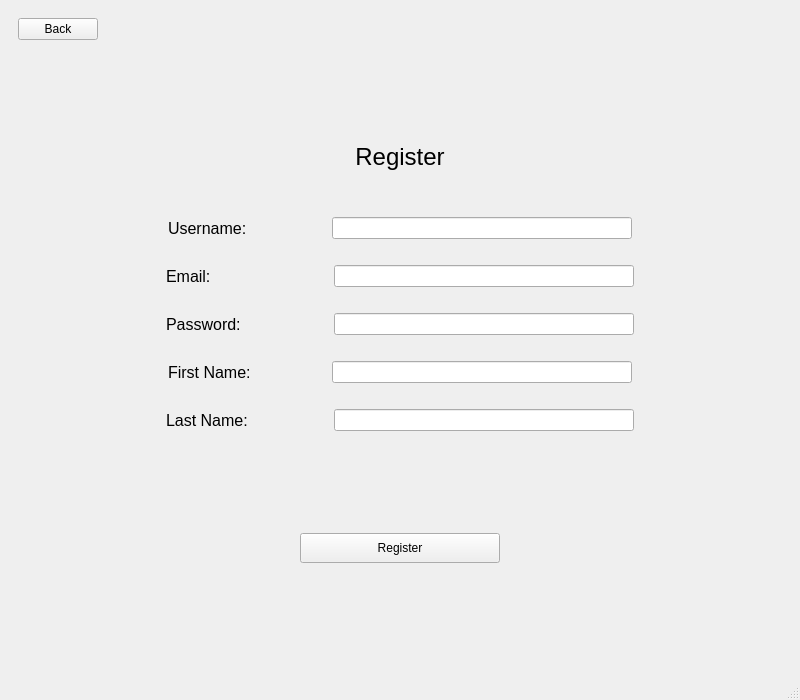
Old version of the form client/mainwindow.ui in the repository constantin1215/Scaip.
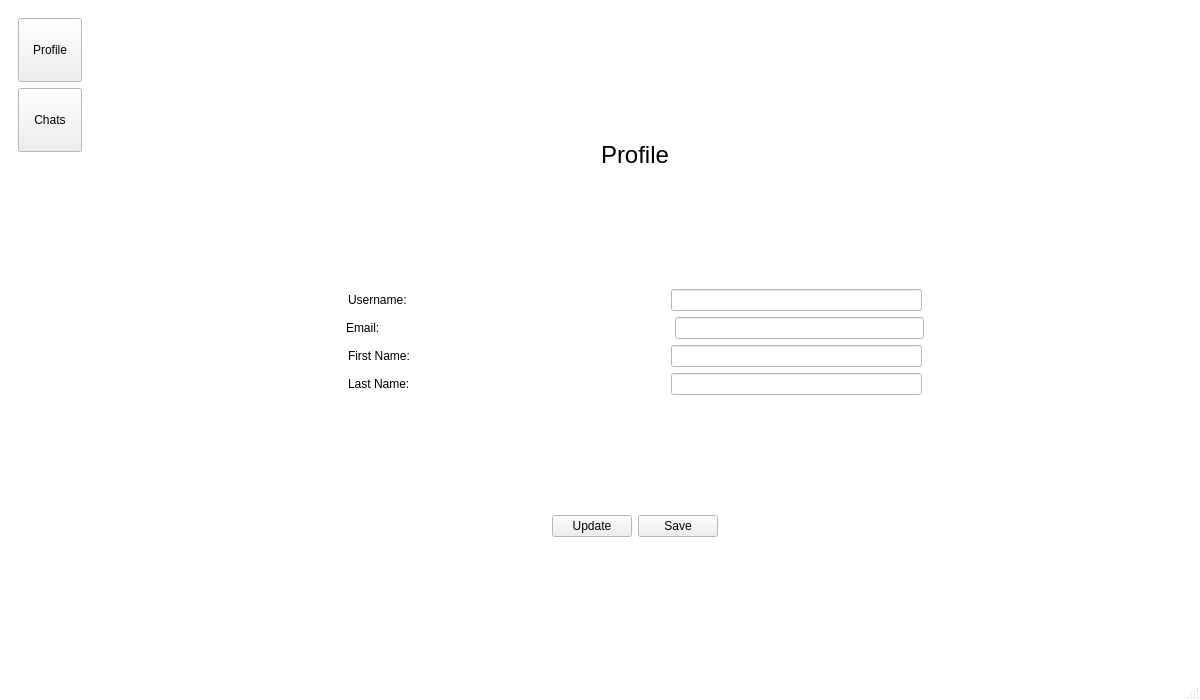
New version of the form. The open tabs and pages were chosen to show the change.

Diff of the .ui file:
```diff
--- a/client/mainwindow.ui
+++ b/client/mainwindow.ui
@@ -6,22 +6,86 @@
    <rect>
     <x>0</x>
     <y>0</y>
-    <width>800</width>
+    <width>1200</width>
     <height>700</height>
    </rect>
   </property>
   <property name="minimumSize">
    <size>
-    <width>800</width>
+    <width>1200</width>
     <height>700</height>
    </size>
   </property>
   <property name="maximumSize">
    <size>
-    <width>800</width>
+    <width>1200</width>
     <height>700</height>
    </size>
   </property>
+  <property name="palette">
+   <palette>
+    <active>
+     <colorrole role="Base">
+      <brush brushstyle="SolidPattern">
+       <color alpha="255">
+        <red>255</red>
+        <green>255</green>
+        <blue>255</blue>
+       </color>
+      </brush>
+     </colorrole>
+     <colorrole role="Window">
+      <brush brushstyle="SolidPattern">
+       <color alpha="255">
+        <red>255</red>
+        <green>255</green>
+        <blue>255</blue>
+       </color>
+      </brush>
+     </colorrole>
+    </active>
+    <inactive>
+     <colorrole role="Base">
+      <brush brushstyle="SolidPattern">
+       <color alpha="255">
+        <red>255</red>
+        <green>255</green>
+        <blue>255</blue>
+       </color>
+      </brush>
+     </colorrole>
+     <colorrole role="Window">
+      <brush brushstyle="SolidPattern">
+       <color alpha="255">
+        <red>255</red>
+        <green>255</green>
+        <blue>255</blue>
+       </color>
+      </brush>
+     </colorrole>
+    </inactive>
+    <disabled>
+     <colorrole role="Base">
+      <brush brushstyle="SolidPattern">
+       <color alpha="255">
+        <red>255</red>
+        <green>255</green>
+        <blue>255</blue>
+       </color>
+      </brush>
+     </colorrole>
+     <colorrole role="Window">
+      <brush brushstyle="SolidPattern">
+       <color alpha="255">
+        <red>255</red>
+        <green>255</green>
+        <blue>255</blue>
+       </color>
+      </brush>
+     </colorrole>
+    </disabled>
+   </palette>
+  </property>
   <property name="windowTitle">
    <string>MainWindow</string>
   </property>
@@ -30,7 +94,7 @@
     <item>
      <widget class="QStackedWidget" name="stackedWidget">
       <property name="currentIndex">
-       <number>2</number>
+       <number>3</number>
       </property>
       <widget class="QWidget" name="main_page">
        <widget class="QWidget" name="layoutWidget">
@@ -912,6 +976,9 @@
                 <height>0</height>
                </size>
               </property>
+              <property name="echoMode">
+               <enum>QLineEdit::Password</enum>
+              </property>
              </widget>
             </item>
             <item>
@@ -1249,6 +1316,673 @@
         </item>
        </layout>
       </widget>
+      <widget class="QWidget" name="dashboard_page">
+       <layout class="QHBoxLayout" name="horizontalLayout_18">
+        <item>
+         <layout class="QHBoxLayout" name="horizontalLayout_17">
+          <item>
+           <layout class="QVBoxLayout" name="verticalLayout_7">
+            <item>
+             <widget class="QPushButton" name="profileButton">
+              <property name="minimumSize">
+               <size>
+                <width>64</width>
+                <height>64</height>
+               </size>
+              </property>
+              <property name="maximumSize">
+               <size>
+                <width>64</width>
+                <height>64</height>
+               </size>
+              </property>
+              <property name="text">
+               <string>Profile</string>
+              </property>
+             </widget>
+            </item>
+            <item>
+             <widget class="QPushButton" name="chatsButton">
+              <property name="minimumSize">
+               <size>
+                <width>64</width>
+                <height>64</height>
+               </size>
+              </property>
+              <property name="maximumSize">
+               <size>
+                <width>64</width>
+                <height>64</height>
+               </size>
+              </property>
+              <property name="text">
+               <string>Chats</string>
+              </property>
+             </widget>
+            </item>
+            <item>
+             <spacer name="verticalSpacer_9">
+              <property name="orientation">
+               <enum>Qt::Vertical</enum>
+              </property>
+              <property name="sizeHint" stdset="0">
+               <size>
+                <width>20</width>
+                <height>40</height>
+               </size>
+              </property>
+             </spacer>
+            </item>
+           </layout>
+          </item>
+          <item>
+           <widget class="QStackedWidget" name="stackedWidget_dashboard">
+            <widget class="QWidget" name="profile_page">
+             <layout class="QVBoxLayout" name="verticalLayout_9">
+              <item>
+               <layout class="QVBoxLayout" name="verticalLayout_8">
+                <item>
+                 <spacer name="verticalSpacer_11">
+                  <property name="orientation">
+                   <enum>Qt::Vertical</enum>
+                  </property>
+                  <property name="sizeHint" stdset="0">
+                   <size>
+                    <width>20</width>
+                    <height>40</height>
+                   </size>
+                  </property>
+                 </spacer>
+                </item>
+                <item>
+                 <layout class="QHBoxLayout" name="horizontalLayout_23">
+                  <item>
+                   <spacer name="horizontalSpacer_79">
+                    <property name="orientation">
+                     <enum>Qt::Horizontal</enum>
+                    </property>
+                    <property name="sizeHint" stdset="0">
+                     <size>
+                      <width>40</width>
+                      <height>20</height>
+                     </size>
+                    </property>
+                   </spacer>
+                  </item>
+                  <item>
+                   <widget class="QLabel" name="label_5">
+                    <property name="font">
+                     <font>
+                      <pointsize>18</pointsize>
+                     </font>
+                    </property>
+                    <property name="text">
+                     <string>Profile</string>
+                    </property>
+                    <property name="alignment">
+                     <set>Qt::AlignCenter</set>
+                    </property>
+                    <property name="indent">
+                     <number>-1</number>
+                    </property>
+                   </widget>
+                  </item>
+                  <item>
+                   <spacer name="horizontalSpacer_80">
+                    <property name="orientation">
+                     <enum>Qt::Horizontal</enum>
+                    </property>
+                    <property name="sizeHint" stdset="0">
+                     <size>
+                      <width>40</width>
+                      <height>20</height>
+                     </size>
+                    </property>
+                   </spacer>
+                  </item>
+                 </layout>
+                </item>
+                <item>
+                 <spacer name="verticalSpacer_13">
+                  <property name="orientation">
+                   <enum>Qt::Vertical</enum>
+                  </property>
+                  <property name="sizeHint" stdset="0">
+                   <size>
+                    <width>20</width>
+                    <height>40</height>
+                   </size>
+                  </property>
+                 </spacer>
+                </item>
+                <item>
+                 <layout class="QHBoxLayout" name="horizontalLayout_19">
+                  <item>
+                   <spacer name="horizontalSpacer_67">
+                    <property name="orientation">
+                     <enum>Qt::Horizontal</enum>
+                    </property>
+                    <property name="sizeHint" stdset="0">
+                     <size>
+                      <width>40</width>
+                      <height>20</height>
+                     </size>
+                    </property>
+                   </spacer>
+                  </item>
+                  <item>
+                   <widget class="QLabel" name="label">
+                    <property name="text">
+                     <string>Username:  </string>
+                    </property>
+                   </widget>
+                  </item>
+                  <item>
+                   <spacer name="horizontalSpacer_69">
+                    <property name="orientation">
+                     <enum>Qt::Horizontal</enum>
+                    </property>
+                    <property name="sizeHint" stdset="0">
+                     <size>
+                      <width>40</width>
+                      <height>20</height>
+                     </size>
+                    </property>
+                   </spacer>
+                  </item>
+                  <item>
+                   <widget class="QLineEdit" name="input_username_profile">
+                    <property name="enabled">
+                     <bool>false</bool>
+                    </property>
+                   </widget>
+                  </item>
+                  <item>
+                   <spacer name="horizontalSpacer_68">
+                    <property name="orientation">
+                     <enum>Qt::Horizontal</enum>
+                    </property>
+                    <property name="sizeHint" stdset="0">
+                     <size>
+                      <width>40</width>
+                      <height>20</height>
+                     </size>
+                    </property>
+                   </spacer>
+                  </item>
+                 </layout>
+                </item>
+                <item>
+                 <layout class="QHBoxLayout" name="horizontalLayout_20">
+                  <item>
+                   <spacer name="horizontalSpacer_70">
+                    <property name="orientation">
+                     <enum>Qt::Horizontal</enum>
+                    </property>
+                    <property name="sizeHint" stdset="0">
+                     <size>
+                      <width>40</width>
+                      <height>20</height>
+                     </size>
+                    </property>
+                   </spacer>
+                  </item>
+                  <item>
+                   <widget class="QLabel" name="label_2">
+                    <property name="text">
+                     <string>Email:            </string>
+                    </property>
+                   </widget>
+                  </item>
+                  <item>
+                   <spacer name="horizontalSpacer_71">
+                    <property name="orientation">
+                     <enum>Qt::Horizontal</enum>
+                    </property>
+                    <property name="sizeHint" stdset="0">
+                     <size>
+                      <width>40</width>
+                      <height>20</height>
+                     </size>
+                    </property>
+                   </spacer>
+                  </item>
+                  <item>
+                   <widget class="QLineEdit" name="input_email_profile">
+                    <property name="enabled">
+                     <bool>false</bool>
+                    </property>
+                   </widget>
+                  </item>
+                  <item>
+                   <spacer name="horizontalSpacer_72">
+                    <property name="orientation">
+                     <enum>Qt::Horizontal</enum>
+                    </property>
+                    <property name="sizeHint" stdset="0">
+                     <size>
+                      <width>40</width>
+                      <height>20</height>
+                     </size>
+                    </property>
+                   </spacer>
+                  </item>
+                 </layout>
+                </item>
+                <item>
+                 <layout class="QHBoxLayout" name="horizontalLayout_21">
+                  <item>
+                   <spacer name="horizontalSpacer_73">
+                    <property name="orientation">
+                     <enum>Qt::Horizontal</enum>
+                    </property>
+                    <property name="sizeHint" stdset="0">
+                     <size>
+                      <width>40</width>
+                      <height>20</height>
+                     </size>
+                    </property>
+                   </spacer>
+                  </item>
+                  <item>
+                   <widget class="QLabel" name="label_3">
+                    <property name="text">
+                     <string>First Name: </string>
+                    </property>
+                   </widget>
+                  </item>
+                  <item>
+                   <spacer name="horizontalSpacer_74">
+                    <property name="orientation">
+                     <enum>Qt::Horizontal</enum>
+                    </property>
+                    <property name="sizeHint" stdset="0">
+                     <size>
+                      <width>40</width>
+                      <height>20</height>
+                     </size>
+                    </property>
+                   </spacer>
+                  </item>
+                  <item>
+                   <widget class="QLineEdit" name="input_first_name_profile">
+                    <property name="enabled">
+                     <bool>false</bool>
+                    </property>
+                   </widget>
+                  </item>
+                  <item>
+                   <spacer name="horizontalSpacer_75">
+                    <property name="orientation">
+                     <enum>Qt::Horizontal</enum>
+                    </property>
+                    <property name="sizeHint" stdset="0">
+                     <size>
+                      <width>40</width>
+                      <height>20</height>
+                     </size>
+                    </property>
+                   </spacer>
+                  </item>
+                 </layout>
+                </item>
+                <item>
+                 <layout class="QHBoxLayout" name="horizontalLayout_22">
+                  <item>
+                   <spacer name="horizontalSpacer_76">
+                    <property name="orientation">
+                     <enum>Qt::Horizontal</enum>
+                    </property>
+                    <property name="sizeHint" stdset="0">
+                     <size>
+                      <width>40</width>
+                      <height>20</height>
+                     </size>
+                    </property>
+                   </spacer>
+                  </item>
+                  <item>
+                   <widget class="QLabel" name="label_4">
+                    <property name="text">
+                     <string>Last Name: </string>
+                    </property>
+                   </widget>
+                  </item>
+                  <item>
+                   <spacer name="horizontalSpacer_77">
+                    <property name="orientation">
+                     <enum>Qt::Horizontal</enum>
+                    </property>
+                    <property name="sizeHint" stdset="0">
+                     <size>
+                      <width>40</width>
+                      <height>20</height>
+                     </size>
+                    </property>
+                   </spacer>
+                  </item>
+                  <item>
+                   <widget class="QLineEdit" name="input_last_name_profile">
+                    <property name="enabled">
+                     <bool>false</bool>
+                    </property>
+                   </widget>
+                  </item>
+                  <item>
+                   <spacer name="horizontalSpacer_78">
+                    <property name="orientation">
+                     <enum>Qt::Horizontal</enum>
+                    </property>
+                    <property name="sizeHint" stdset="0">
+                     <size>
+                      <width>40</width>
+                      <height>20</height>
+                     </size>
+                    </property>
+                   </spacer>
+                  </item>
+                 </layout>
+                </item>
+                <item>
+                 <spacer name="verticalSpacer_12">
+                  <property name="orientation">
+                   <enum>Qt::Vertical</enum>
+                  </property>
+                  <property name="sizeHint" stdset="0">
+                   <size>
+                    <width>20</width>
+                    <height>40</height>
+                   </size>
+                  </property>
+                 </spacer>
+                </item>
+                <item>
+                 <layout class="QHBoxLayout" name="horizontalLayout_24">
+                  <item>
+                   <spacer name="horizontalSpacer_81">
+                    <property name="orientation">
+                     <enum>Qt::Horizontal</enum>
+                    </property>
+                    <property name="sizeHint" stdset="0">
+                     <size>
+                      <width>40</width>
+                      <height>20</height>
+                     </size>
+                    </property>
+                   </spacer>
+                  </item>
+                  <item>
+                   <widget class="QPushButton" name="updateProfileButton">
+                    <property name="text">
+                     <string>Update</string>
+                    </property>
+                   </widget>
+                  </item>
+                  <item>
+                   <widget class="QPushButton" name="saveButton">
+                    <property name="enabled">
+                     <bool>true</bool>
+                    </property>
+                    <property name="text">
+                     <string>Save</string>
+                    </property>
+                   </widget>
+                  </item>
+                  <item>
+                   <spacer name="horizontalSpacer_82">
+                    <property name="orientation">
+                     <enum>Qt::Horizontal</enum>
+                    </property>
+                    <property name="sizeHint" stdset="0">
+                     <size>
+                      <width>40</width>
+                      <height>20</height>
+                     </size>
+                    </property>
+                   </spacer>
+                  </item>
+                 </layout>
+                </item>
+                <item>
+                 <spacer name="verticalSpacer_10">
+                  <property name="orientation">
+                   <enum>Qt::Vertical</enum>
+                  </property>
+                  <property name="sizeHint" stdset="0">
+                   <size>
+                    <width>20</width>
+                    <height>40</height>
+                   </size>
+                  </property>
+                 </spacer>
+                </item>
+               </layout>
+              </item>
+             </layout>
+            </widget>
+            <widget class="QWidget" name="chats_page">
+             <layout class="QHBoxLayout" name="horizontalLayout_27">
+              <item>
+               <layout class="QHBoxLayout" name="horizontalLayout_26" stretch="1,3">
+                <item>
+                 <layout class="QVBoxLayout" name="verticalLayout_10">
+                  <item>
+                   <layout class="QHBoxLayout" name="horizontalLayout_25">
+                    <item>
+                     <spacer name="horizontalSpacer_83">
+                      <property name="orientation">
+                       <enum>Qt::Horizontal</enum>
+                      </property>
+                      <property name="sizeHint" stdset="0">
+                       <size>
+                        <width>40</width>
+                        <height>20</height>
+                       </size>
+                      </property>
+                     </spacer>
+                    </item>
+                    <item>
+                     <widget class="QLabel" name="label_6">
+                      <property name="font">
+                       <font>
+                        <pointsize>18</pointsize>
+                       </font>
+                      </property>
+                      <property name="text">
+                       <string>Your groups</string>
+                      </property>
+                      <property name="alignment">
+                       <set>Qt::AlignCenter</set>
+                      </property>
+                     </widget>
+                    </item>
+                    <item>
+                     <spacer name="horizontalSpacer_84">
+                      <property name="orientation">
+                       <enum>Qt::Horizontal</enum>
+                      </property>
+                      <property name="sizeHint" stdset="0">
+                       <size>
+                        <width>40</width>
+                        <height>20</height>
+                       </size>
+                      </property>
+                     </spacer>
+                    </item>
+                   </layout>
+                  </item>
+                  <item>
+                   <widget class="QListWidget" name="groupListWidget">
+                    <property name="focusPolicy">
+                     <enum>Qt::NoFocus</enum>
+                    </property>
+                   </widget>
+                  </item>
+                 </layout>
+                </item>
+                <item>
+                 <widget class="QStackedWidget" name="stackedWidget_groups">
+                  <widget class="QWidget" name="noGroupPage">
+                   <layout class="QVBoxLayout" name="verticalLayout_11">
+                    <item>
+                     <widget class="QLabel" name="label_7">
+                      <property name="font">
+                       <font>
+                        <pointsize>16</pointsize>
+                       </font>
+                      </property>
+                      <property name="text">
+                       <string>No group selected</string>
+                      </property>
+                      <property name="alignment">
+                       <set>Qt::AlignCenter</set>
+                      </property>
+                     </widget>
+                    </item>
+                   </layout>
+                  </widget>
+                  <widget class="QWidget" name="groupPage">
+                   <layout class="QVBoxLayout" name="verticalLayout_13">
+                    <item>
+                     <layout class="QVBoxLayout" name="verticalLayout_12" stretch="1,10,1">
+                      <item>
+                       <layout class="QHBoxLayout" name="horizontalLayout_28">
+                        <item>
+                         <spacer name="horizontalSpacer_85">
+                          <property name="orientation">
+                           <enum>Qt::Horizontal</enum>
+                          </property>
+                          <property name="sizeHint" stdset="0">
+                           <size>
+                            <width>40</width>
+                            <height>20</height>
+                           </size>
+                          </property>
+                         </spacer>
+                        </item>
+                        <item>
+                         <widget class="QLabel" name="selectedGroupName_label">
+                          <property name="font">
+                           <font>
+                            <pointsize>16</pointsize>
+                           </font>
+                          </property>
+                          <property name="text">
+                           <string>Group Name</string>
+                          </property>
+                         </widget>
+                        </item>
+                        <item>
+                         <widget class="QLabel" name="hiddenGroupId">
+                          <property name="text">
+                           <string/>
+                          </property>
+                         </widget>
+                        </item>
+                        <item>
+                         <spacer name="horizontalSpacer_86">
+                          <property name="orientation">
+                           <enum>Qt::Horizontal</enum>
+                          </property>
+                          <property name="sizeHint" stdset="0">
+                           <size>
+                            <width>40</width>
+                            <height>20</height>
+                           </size>
+                          </property>
+                         </spacer>
+                        </item>
+                        <item>
+                         <spacer name="horizontalSpacer_89">
+                          <property name="orientation">
+                           <enum>Qt::Horizontal</enum>
+                          </property>
+                          <property name="sizeHint" stdset="0">
+                           <size>
+                            <width>40</width>
+                            <height>20</height>
+                           </size>
+                          </property>
+                         </spacer>
+                        </item>
+                        <item>
+                         <spacer name="horizontalSpacer_88">
+                          <property name="orientation">
+                           <enum>Qt::Horizontal</enum>
+                          </property>
+                          <property name="sizeHint" stdset="0">
+                           <size>
+                            <width>40</width>
+                            <height>20</height>
+                           </size>
+                          </property>
+                         </spacer>
+                        </item>
+                        <item>
+                         <widget class="QPushButton" name="callButton">
+                          <property name="text">
+                           <string>Call</string>
+                          </property>
+                         </widget>
+                        </item>
+                        <item>
+                         <spacer name="horizontalSpacer_87">
+                          <property name="orientation">
+                           <enum>Qt::Horizontal</enum>
+                          </property>
+                          <property name="sizeHint" stdset="0">
+                           <size>
+                            <width>40</width>
+                            <height>20</height>
+                           </size>
+                          </property>
+                         </spacer>
+                        </item>
+                       </layout>
+                      </item>
+                      <item>
+                       <widget class="QListWidget" name="messagesListWidget">
+                        <property name="selectionMode">
+                         <enum>QAbstractItemView::NoSelection</enum>
+                        </property>
+                       </widget>
+                      </item>
+                      <item>
+                       <layout class="QHBoxLayout" name="horizontalLayout_29">
+                        <item>
+                         <widget class="QTextEdit" name="messageTextEdit"/>
+                        </item>
+                        <item>
+                         <widget class="QPushButton" name="sendMessageButton">
+                          <property name="minimumSize">
+                           <size>
+                            <width>0</width>
+                            <height>70</height>
+                           </size>
+                          </property>
+                          <property name="text">
+                           <string>Send</string>
+                          </property>
+                         </widget>
+                        </item>
+                       </layout>
+                      </item>
+                     </layout>
+                    </item>
+                   </layout>
+                  </widget>
+                 </widget>
+                </item>
+               </layout>
+              </item>
+             </layout>
+            </widget>
+           </widget>
+          </item>
+         </layout>
+        </item>
+       </layout>
+      </widget>
      </widget>
     </item>
    </layout>
```
Left out of the diff: 184 changed lines with no effect on the pictures.
